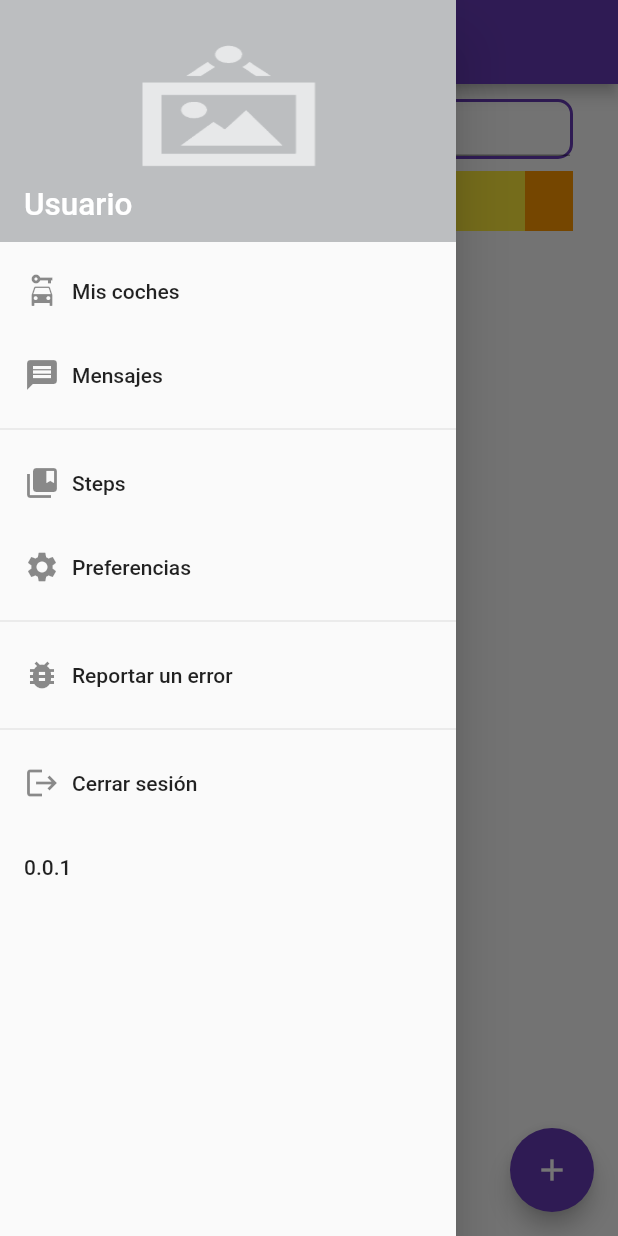
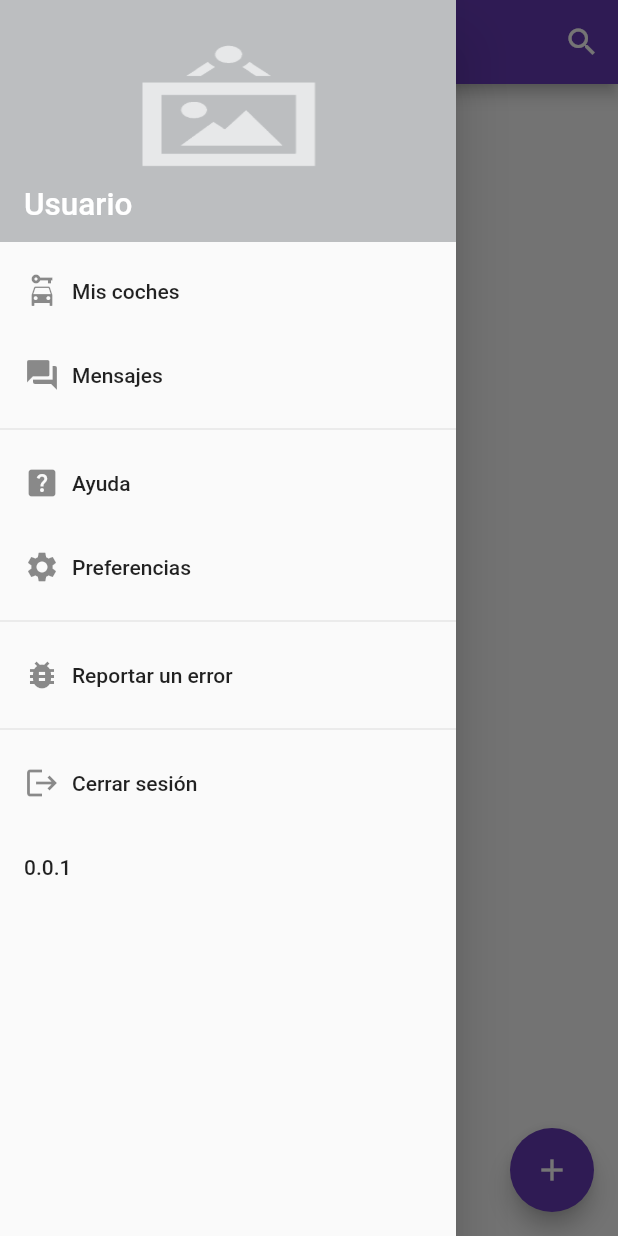
Before and after one commit to svenIOT/FeelingCarsNow, a Flutter app: the HomePage screen opened by its route, with the side drawer open, on a phone screen of 412 x 824 dp. Run offline on Flutter 3.47's test engine with Material 2 defaults, Android fonts, the phone set to English and light mode, and no system bars; our stand-ins replace image_picker, rxdart, shared_preferences; missing offline and left inert: flutter_multiselect, mime_type; accounts and stored records are empty; statements that could not run were skipped.

```diff
--- a/lib/src/models/car_model.dart
+++ b/lib/src/models/car_model.dart
@@ -15,6 +15,7 @@ class CarModel {
     this.fuel,
     this.km,
     this.price,
+    this.power,
     this.model,
     this.userId,
     this.year,
@@ -28,6 +29,7 @@ class CarModel {
   String fuel;
   int km;
   int price;
+  int power;
   String model;
   String userId;
   int year;
@@ -40,6 +42,7 @@ class CarModel {
         featured: json["featured"],
         fuel: json["fuel"],
         km: json["km"],
+        power: json["power"],
         price: json["price"],
         model: json["model"],
         userId: json["userID"],
@@ -54,6 +57,7 @@ class CarModel {
         "featured": featured,
         "fuel": fuel,
         "km": km,
+        "power": power,
         "price": price,
         "model": model,
         "userID": userId,
--- a/lib/src/pages/car_details.dart
+++ b/lib/src/pages/car_details.dart
@@ -59,9 +59,9 @@ class _CarDetailsPageState extends State<CarDetailsPage> {
   }
 
   Widget _createMessageButton() {
-    return ElevatedButton.icon(
-      icon: Icon(Icons.messenger_outline),
-      label: Text('Escribir mensaje'),
+    return FloatingActionButton(
+      child: Icon(Icons.messenger),
+      tooltip: 'Inicia una conversación con el vendedor',
       onPressed: _submit,
     );
   }
--- a/lib/src/pages/home_page.dart
+++ b/lib/src/pages/home_page.dart
@@ -2,7 +2,6 @@ import 'package:flutter/material.dart';
 
 import 'package:feeling_cars_now/src/bloc/provider.dart';
 import 'package:feeling_cars_now/src/widgets/drawer.dart';
-import 'package:feeling_cars_now/src/widgets/search_elements.dart';
 import 'package:feeling_cars_now/src/widgets/text_header.dart';
 import 'package:feeling_cars_now/src/widgets/featured_cars.dart';
 import 'package:feeling_cars_now/src/widgets/standard_cars.dart';
@@ -19,6 +18,12 @@ class HomePage extends StatelessWidget {
     return Scaffold(
       appBar: AppBar(
         title: Text('Home'),
+        actions: <Widget>[
+          IconButton(
+            icon: Icon(Icons.search),
+            onPressed: () => Navigator.pushNamed(context, 'search'),
+          ),
+        ],
       ),
       drawer: UserDrawer(),
       body: SingleChildScrollView(
@@ -26,8 +31,6 @@ class HomePage extends StatelessWidget {
           child: Column(
             crossAxisAlignment: CrossAxisAlignment.start,
             children: <Widget>[
-              // Elementos de búsqueda y filtros
-              SearchElements(),
               // Lista de coches destacados
               TextHeader('Coches destacados:'),
               FeaturedCars(featuredCarsBloc),
--- a/lib/src/routes/routes.dart
+++ b/lib/src/routes/routes.dart
@@ -9,6 +9,8 @@ import 'package:feeling_cars_now/src/pages/car_details.dart';
 import 'package:feeling_cars_now/src/pages/preferences_page.dart';
 import 'package:feeling_cars_now/src/pages/error_report_page.dart';
 import 'package:feeling_cars_now/src/pages/find_page.dart';
+import 'package:feeling_cars_now/src/pages/faq_page.dart';
+import 'package:feeling_cars_now/src/pages/search_filters_page.dart';
 
 final routes = <String, WidgetBuilder>{
   'login': (_) => LoginPage(),
@@ -19,5 +21,7 @@ final routes = <String, WidgetBuilder>{
   'details': (_) => CarDetailsPage(),
   'preferences': (_) => PreferencesPage(),
   'error': (_) => ErrorReportPage(),
-  'find': (_) => FindPage()
+  'search': (_) => SearchAndFiltersPage(),
+  'find': (_) => FindPage(),
+  'faq': (_) => FaqPage()
 };
--- a/lib/src/utils/utils.dart
+++ b/lib/src/utils/utils.dart
@@ -5,6 +5,8 @@ bool isNumber(String value) {
 
   return num.tryParse(value) == null ? false : true;
 }
+
+Size getDeviceSize(BuildContext context) => MediaQuery.of(context).size;
 
 void showAlert(BuildContext context, String message) {
   showDialog(
--- a/lib/src/widgets/drawer.dart
+++ b/lib/src/widgets/drawer.dart
@@ -15,15 +15,15 @@ class UserDrawer extends StatelessWidget {
             onTap: () => Navigator.pushNamed(context, 'resume'),
           ),
           _createDrawerItem(
-            icon: Icons.message,
+            icon: Icons.question_answer,
             text: 'Mensajes',
             onTap: () => Navigator.pushNamed(context, 'resume'),
           ),
           Divider(),
           _createDrawerItem(
-            icon: Icons.collections_bookmark,
-            text: 'Steps',
-            onTap: () => Navigator.pushNamed(context, 'resume'),
+            icon: Icons.help_center,
+            text: 'Ayuda',
+            onTap: () => Navigator.pushNamed(context, 'faq'),
           ),
           _createDrawerItem(
             icon: Icons.settings,
--- a/lib/src/widgets/search_elements.dart
+++ /dev/null
@@ -1,92 +0,0 @@
-import 'package:flutter/material.dart';
-
-class SearchElements extends StatelessWidget {
-  @override
-  Widget build(BuildContext context) {
-    final _height = MediaQuery.of(context).size.height;
-    return Container(
-      height: _height / 4.6,
-      padding: EdgeInsets.symmetric(vertical: 10.0, horizontal: 30.0),
-      child: Column(
-        children: <Widget>[
-          // Barra de búsqueda
-          _createSearchInput(),
-          SizedBox(height: 8.0),
-          // filtros
-          _createFilters(),
-          // Botón
-          _createButton(context),
-        ],
-      ),
-    );
-  }
-
-  Widget _createSearchInput() {
-    return Container(
-      height: 40.0,
-      decoration: BoxDecoration(
-        border: Border.all(
-          color: Colors.deepPurple,
-          width: 2,
-        ),
-        borderRadius: BorderRadius.all(
-          Radius.circular(10),
-        ),
-      ),
-      child: TextField(
-        keyboardType: TextInputType.text,
-        decoration: InputDecoration(
-          hintText: 'Buscar...',
-          contentPadding: const EdgeInsets.all(10),
-        ),
-      ),
-    );
-  }
-
-  Widget _createFilters() {
-    return Container(
-      height: 40.0,
-      child: ListView(
-        scrollDirection: Axis.horizontal,
-        children: <Widget>[
-          Container(
-            width: 80.0,
-            color: Colors.red,
-          ),
-          Container(
-            width: 80.0,
-            color: Colors.blue,
-          ),
-          Container(
-            width: 80.0,
-            color: Colors.green,
-          ),
-          Container(
-            width: 80.0,
-            color: Colors.yellow,
-          ),
-          Container(
-            width: 80.0,
-            color: Colors.orange,
-          ),
-        ],
-      ),
-    );
-  }
-
-  Widget _createButton(BuildContext context) {
-    return Container(
-      child: ElevatedButton(
-        child: Text('Aplicar'),
-        style: ElevatedButton.styleFrom(
-          primary: Colors.deepPurple,
-        ),
-        onPressed: () {
-          // Navegar a una nueva página con los resultados
-          Navigator.pushNamed(
-              context, 'search'); // TODO: arguments: filtros y texto
-        },
-      ),
-    );
-  }
-}
--- a/pubspec.yaml
+++ b/pubspec.yaml
@@ -33,6 +33,7 @@ dependencies:
   image_picker:
   mime_type:
   shared_preferences:
+  flutter_multiselect: ^0.5.1
 
 dev_dependencies:
   flutter_test:
```
Also changed, not shown: lib/src/pages/faq_page.dart (added, +10 -0 lines), lib/src/pages/search_filters_page.dart (added, +112 -0 lines), lib/src/utils/constants.dart (+22 -0 lines), lib/src/widgets/car_form.dart (+16 -1 lines), lib/src/widgets/dropdown_custom.dart (+9 -3 lines), lib/src/widgets/multiselect_custom.dart (added, +34 -0 lines), pubspec.lock.
